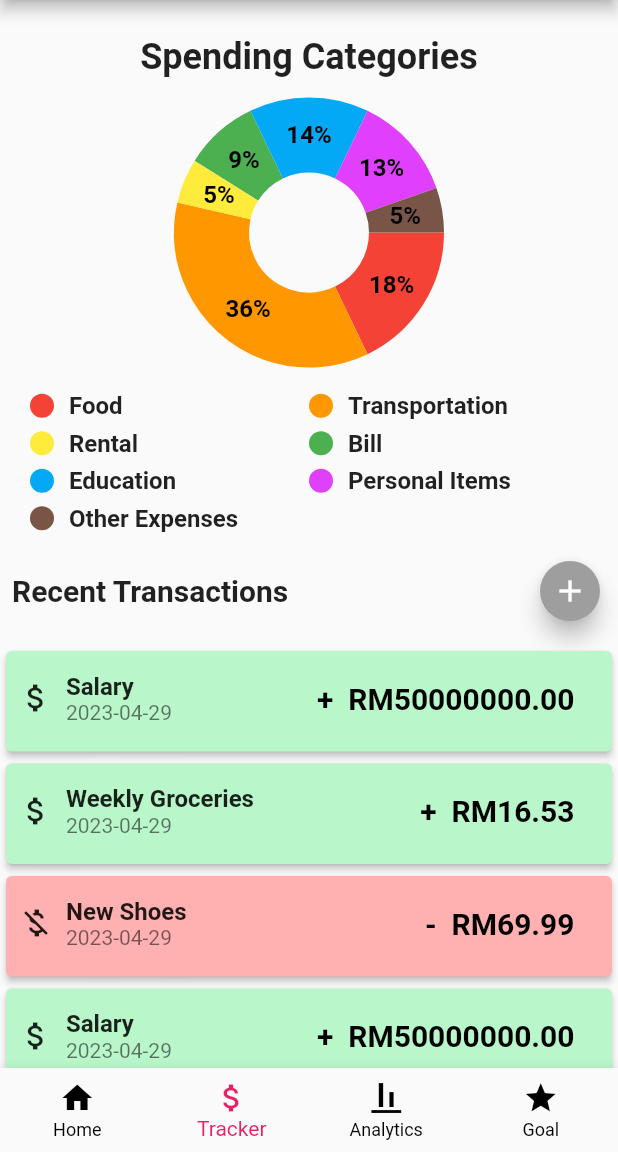
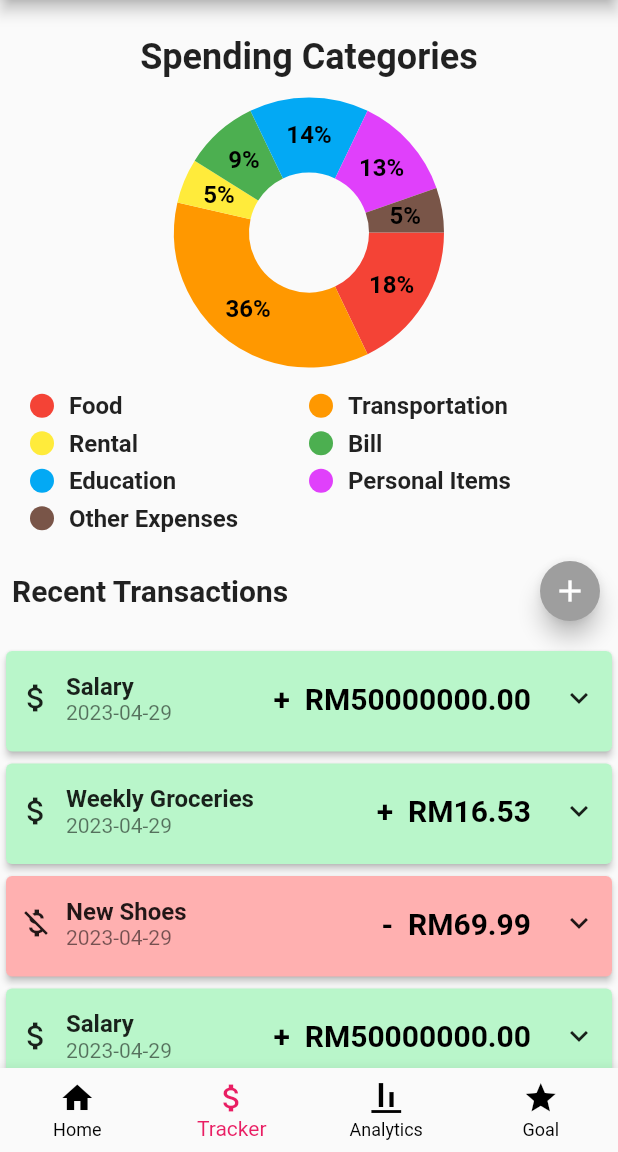
Before and after one commit to yiwan-21/FYP-Financial-app, a Flutter app: the Home screen opened by its route, item 2 of the bottom bar chosen, on a phone screen of 412 x 824 dp, the part 84-1236 px from its top. Run offline on Flutter 3.47's test engine with Material 2 defaults, Android fonts, the phone set to English and light mode, and no system bars; drawn by our look-alikes of fl_chart; our stand-ins replace image_picker.

Commit message:
transaction styling

```diff
--- a/lib/components/transaction.dart
+++ b/lib/components/transaction.dart
@@ -1,3 +1,4 @@
+import 'package:flutter/gestures.dart';
 import 'package:flutter/material.dart';
 import '../constants.dart';
 
@@ -98,11 +99,13 @@ class _TransactionState extends State<Transaction>
                       ),
                     ],
                   ),
+                  Row(
+                    children: [
                       Container(
                         padding: const EdgeInsets.all(10),
                         margin: const EdgeInsets.symmetric(
                           vertical: 10,
-                      horizontal: 15,
+                          horizontal: 10,
                         ),
                         child: Text(
                           '${widget.isExpense ? "-" : "+"}  RM${widget.amount.toStringAsFixed(2)}',
@@ -113,28 +116,67 @@ class _TransactionState extends State<Transaction>
                           ),
                         ),
                       ),
+                      Container(
+                        margin: const EdgeInsets.only(right: 10),
+                        child: Icon(
+                            _expanded ? Icons.expand_less : Icons.expand_more),
+                      )
                     ],
                   ),
-              _expanded
-                  ? Expanded(
+                ],
+              ),
+              if (_expanded)
+                Expanded(
                   child: Container(
-                        padding: const EdgeInsets.only(left: 15, bottom: 15),
-                        child: SingleChildScrollView(
-                          child: Column(
+                    padding:
+                        const EdgeInsets.only(left: 15, bottom: 15, right: 15),
+                    child: ListView(
+                      children: [
+                        Container(
+                          alignment: Alignment.topRight,
+                          child: const Text(
+                            "Double tap to edit",
+                            style: TextStyle(
+                              color: Colors.black54,
+                              fontSize: 12,
+                              fontStyle: FontStyle.italic,
+                              fontWeight: FontWeight.bold,
+                            ),
+                          ),
+                        ),
+                        const SizedBox(height: 5),
+                        Row(
                           crossAxisAlignment: CrossAxisAlignment.start,
                           children: [
-                              Text(
-                                widget.notes == null
-                                    ? "No Notes"
-                                    : "Notes: ${widget.notes}",
+                            const SizedBox(
+                              width: 70,
+                              child: Text("Category: "),
                             ),
-                              Text("Category: ${widget.category}"),
+                            Text(widget.category),
+                          ],
+                        ),
+                        const SizedBox(height: 5),
+                        Row(
+                          crossAxisAlignment: CrossAxisAlignment.start,
+                          children: [
+                            const SizedBox(
+                              width: 70,
+                              child: Text("Notes: "),
+                            ),
+                            Flexible(
+                              child: SizedBox(
+                                width: 300,
+                                child: Text(widget.notes == null
+                                    ? "-"
+                                    : "${widget.notes}"),
+                              ),
+                            ),
+                          ],
+                        ),
                       ],
                     ),
                   ),
-                      ),
                 )
-                  : Container(),
             ],
           ),
         ),
```
Lines whose indentation alone changed are shown as unchanged.
